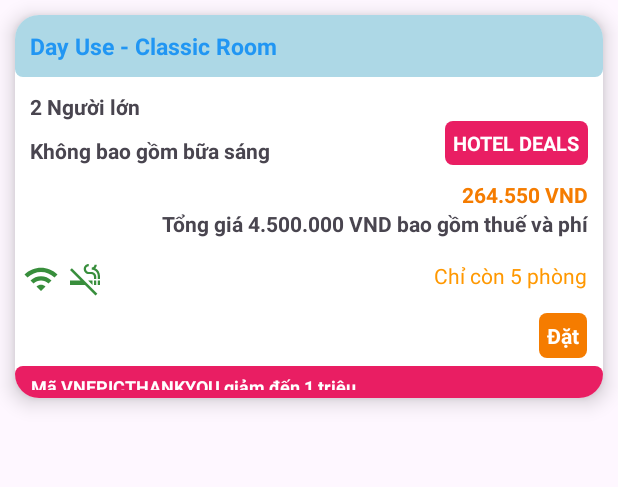
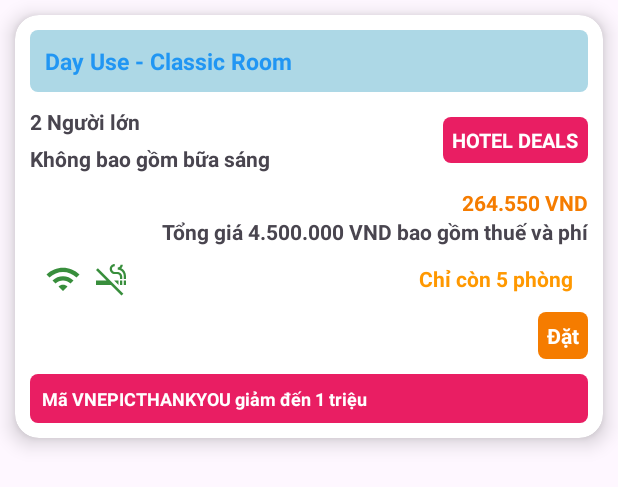
Before and after one commit to dongBE2k5/android2, an Android app: the layout chi_tiet_phong.xml on its own in the app's theme, with its tools: preview values and no code run, on a phone screen of 412 x 824 dp. Shown: the top 487 px of the screen. Run offline under Robolectric (Android 15) with nearby library versions, the phone set to English and light mode, and no system bars.

Commit message:
Version 1.0

```diff
--- a/app/src/main/java/vn/edu/tdc/bookinghotel/Activity/MainActivity.kt
+++ b/app/src/main/java/vn/edu/tdc/bookinghotel/Activity/MainActivity.kt
@@ -152,6 +152,7 @@ class MainActivity : AppCompatActivity() {
                                 // Tạo Intent mới rồi mới startActivity
                                 val intent = Intent(this@MainActivity, ChiTietKhachSan::class.java)
                                 intent.putExtra("hotel_name", hotel.name) // nếu cần truyền dữ liệu
+                                intent.putExtra("hotel_id", hotel.id)
                                 startActivity(intent)
                             }
 
@@ -160,6 +161,7 @@ class MainActivity : AppCompatActivity() {
 
                                 val intent = Intent(this@MainActivity, ChiTietKhachSan::class.java)
                                 intent.putExtra("hotel_name", hotel.name)
+                                intent.putExtra("hotel_id", hotel.id)
                                 startActivity(intent)
                             }
                         })
--- a/app/src/main/java/vn/edu/tdc/bookinghotel/Adapters/ListDetailRecyclerViewAdapter.kt
+++ b/app/src/main/java/vn/edu/tdc/bookinghotel/Adapters/ListDetailRecyclerViewAdapter.kt
@@ -3,7 +3,6 @@ package vn.edu.tdc.bookinghotel.Adapters
 import android.view.LayoutInflater
 import android.view.View
 import android.view.ViewGroup
-import vn.edu.tdc.bookinghotel.fragment.ChiTietPhong
 
 import android.widget.TextView
 import androidx.recyclerview.widget.LinearLayoutManager
@@ -11,7 +10,7 @@ import androidx.recyclerview.widget.RecyclerView
 
 import vn.edu.tdc.bookinghotel.R
 
-import vn.edu.tdc.bookinghotel.fragment.ListDetail
+import vn.edu.tdc.bookinghotel.Model.ListDetail
 class ListDetailRecyclerViewAdapter(
     private val listDetail: List<ListDetail>,
     private val listener: ChiTietPhongRecyclerViewAdapter.OnItemClickListener // Thêm listener
--- /dev/null
+++ b/app/src/main/java/vn/edu/tdc/bookinghotel/Model/ListDetail.kt
@@ -0,0 +1,6 @@
+package vn.edu.tdc.bookinghotel.Model
+
+data class ListDetail(
+    val tvPhongCoSan: String = "",
+    val danhSachPhong: List<Room> = listOf()
+)
--- a/app/src/main/java/vn/edu/tdc/bookinghotel/fragment/ListDetail.kt
+++ /dev/null
@@ -1,6 +0,0 @@
-package vn.edu.tdc.bookinghotel.fragment
-
-data class ListDetail(
-    val tvPhongCoSan: String = "",
-    val danhSachPhong: List<ChiTietPhong> = listOf()
-)
--- a/app/src/main/res/layout/chi_tiet_phong.xml
+++ b/app/src/main/res/layout/chi_tiet_phong.xml
@@ -1,194 +1,169 @@
 <?xml version="1.0" encoding="utf-8"?>
 <androidx.cardview.widget.CardView xmlns:android="http://schemas.android.com/apk/res/android"
+    xmlns:card_view="http://schemas.android.com/apk/res-auto"
     android:layout_width="match_parent"
     android:layout_height="wrap_content"
-    xmlns:card_view="http://schemas.android.com/apk/res-auto"
     android:layout_margin="10dp"
     card_view:cardCornerRadius="16dp"
     card_view:cardElevation="8dp"
     card_view:cardBackgroundColor="@android:color/white">
+
     <LinearLayout
+        android:layout_width="match_parent"
+        android:layout_height="wrap_content"
         android:orientation="vertical"
-        android:layout_width="match_parent"
-        android:layout_height="255dp">
-        <LinearLayout
-            android:background="@drawable/blue_bg"
-            android:layout_width="match_parent"
-            android:layout_height="wrap_content">
+        android:padding="10dp">
 
+        <!-- Tiêu đề dịch vụ -->
         <TextView
             android:id="@+id/nameDichVu"
             android:layout_width="match_parent"
             android:layout_height="wrap_content"
-                android:layout_margin="10dp"
+            android:background="@drawable/blue_bg"
+            android:layout_marginBottom="10dp"
+            android:padding="10dp"
             android:text="Day Use - Classic Room"
-                android:textColor="	#2196F3"
+            android:textColor="#2196F3"
             android:textSize="15sp"
-                android:textStyle="bold">
+            android:textStyle="bold" />
 
-            </TextView>
-        </LinearLayout>
+        <!-- Thông tin & Hotel Deals -->
         <LinearLayout
             android:layout_width="match_parent"
-            android:orientation="vertical"
-            android:layout_height="wrap_content">
+            android:layout_height="wrap_content"
+            android:orientation="horizontal"
+            android:gravity="center_vertical"
+            android:layout_marginBottom="10dp">
+
+            <!-- Thông tin 1 và 2 -->
+            <LinearLayout
+                android:layout_width="0dp"
+                android:layout_height="wrap_content"
+                android:layout_weight="1"
+                android:orientation="vertical">
 
                 <TextView
                     android:id="@+id/thongTin1"
-                android:layout_width="match_parent"
+                    android:layout_width="wrap_content"
                     android:layout_height="wrap_content"
-                android:layout_marginLeft="10dp"
-                android:layout_marginTop="10dp"
                     android:text="2 Người lớn"
-                android:textStyle="bold">
-
-            </TextView>
-        </LinearLayout>
-        <LinearLayout
-            android:layout_width="match_parent"
-            android:layout_height="wrap_content">
+                    android:textStyle="bold"
+                    android:layout_marginBottom="5dp" />
 
                 <TextView
                     android:id="@+id/thongTin2"
                     android:layout_width="wrap_content"
                     android:layout_height="wrap_content"
-                android:layout_marginLeft="10dp"
-                android:layout_marginTop="10dp"
                     android:text="Không bao gồm bữa sáng"
-                android:textStyle="bold">
+                    android:textStyle="bold" />
+            </LinearLayout>
 
-            </TextView>
-
-            <LinearLayout
-                android:gravity="right"
-                android:layout_width="match_parent"
-                android:layout_height="wrap_content">
-                <LinearLayout
-                    android:layout_marginRight="10dp"
-                    android:padding="5dp"
-                    android:background="@drawable/bghong"
-                    android:layout_width="wrap_content"
-                    android:layout_height="wrap_content">
-
+            <!-- Hotel Deals -->
             <TextView
                 android:id="@+id/hotelDeals"
-                        android:layout_width="match_parent"
+                android:layout_width="wrap_content"
                 android:layout_height="wrap_content"
+                android:background="@drawable/bghong"
+                android:padding="6dp"
                 android:text="HOTEL DEALS"
                 android:textColor="@color/white"
                 android:textSize="13sp"
-                        android:textStyle="bold">
+                android:textStyle="bold" />
+        </LinearLayout>
 
-                    </TextView>
-                </LinearLayout>
-            </LinearLayout>
-        </LinearLayout>
+        <!-- Giá -->
         <LinearLayout
-            android:padding="10dp"
             android:layout_width="match_parent"
+            android:layout_height="wrap_content"
             android:orientation="vertical"
-            android:gravity="right"
-            android:layout_height="wrap_content">
+            android:gravity="end"
+            android:layout_marginBottom="10dp">
 
             <TextView
                 android:id="@+id/giaTien"
                 android:layout_width="wrap_content"
                 android:layout_height="wrap_content"
                 android:text="264.550 VND"
-                android:textColor="	#F57C00"
-                android:textStyle="bold">
-
-            </TextView>
+                android:textColor="#F57C00"
+                android:textStyle="bold" />
 
             <TextView
                 android:id="@+id/tongGiaTien"
                 android:layout_width="wrap_content"
                 android:layout_height="wrap_content"
                 android:text="Tổng giá 4.500.000 VND bao gồm thuế và phí"
-                android:textStyle="bold">
+                android:textStyle="bold" />
+        </LinearLayout>
 
-            </TextView>
-        </LinearLayout>
+        <!-- Wifi + Phòng còn lại -->
         <LinearLayout
             android:layout_width="match_parent"
-            android:layout_height="wrap_content">
+            android:layout_height="wrap_content"
+            android:orientation="horizontal"
+            android:layout_marginBottom="10dp"
+            android:paddingHorizontal="10dp"
+            android:gravity="center_vertical">
+
+            <!-- Icons bên trái -->
             <LinearLayout
-                android:padding="5dp"
                 android:layout_width="wrap_content"
-                android:layout_height="wrap_content">
+                android:layout_height="wrap_content"
+                android:orientation="horizontal">
+
                 <ImageView
-                    android:layout_width="wrap_content"
-                    android:tint="#388E3C"
+                    android:layout_width="24dp"
+                    android:layout_height="24dp"
                     android:src="@drawable/baseline_wifi_24"
-                    android:layout_height="wrap_content">
+                    card_view:tint="#388E3C" />
 
-                </ImageView>
                 <ImageView
-                    android:layout_marginLeft="5dp"
-                    android:tint="#388E3C"
-                    android:layout_width="wrap_content"
+                    android:layout_width="24dp"
+                    android:layout_height="24dp"
+                    android:layout_marginStart="8dp"
                     android:src="@drawable/baseline_smoke_free_24"
-                    android:layout_height="wrap_content">
-
-                </ImageView>
+                    card_view:tint="#388E3C" />
             </LinearLayout>
 
-            <LinearLayout
-                android:padding="5dp"
-                android:gravity="right"
-                android:layout_width="match_parent"
-                android:layout_height="wrap_content">
+            <!-- Khoảng cách đẩy text ra phải -->
+            <Space
+                android:layout_width="0dp"
+                android:layout_height="1dp"
+                android:layout_weight="1" />
 
+            <!-- Text bên phải -->
             <TextView
                 android:id="@+id/phongConLai"
                 android:layout_width="wrap_content"
                 android:layout_height="wrap_content"
-                    android:layout_marginRight="5dp"
                 android:text="Chỉ còn 5 phòng"
-                    android:textColor="#FF9800">
-
-                </TextView>
+                android:textColor="#FF9800"
+                android:textSize="14sp"
+                android:textStyle="bold" />
         </LinearLayout>
 
-        </LinearLayout>
-
-        <LinearLayout
-            android:padding="5dp"
-            android:gravity="right"
-            android:layout_width="match_parent"
-            android:layout_height="wrap_content">
-
+        <!-- Nút đặt -->
         <TextView
             android:id="@+id/btnDat"
             android:layout_width="wrap_content"
             android:layout_height="wrap_content"
-                android:layout_marginRight="5dp"
+            android:layout_gravity="end"
+            android:layout_marginBottom="10dp"
             android:background="@drawable/bogoccam"
-                android:padding="5dp"
+            android:padding="6dp"
             android:text="Đặt"
             android:textColor="@color/white"
-                android:textStyle="bold">
+            android:textStyle="bold" />
 
-            </TextView>
-        </LinearLayout>
-
-        <LinearLayout
-            android:background="@drawable/bghong"
-            android:layout_width="match_parent"
-            android:layout_height="match_parent">
-
+        <!-- Mã giảm giá -->
         <TextView
             android:id="@+id/maVoucher"
             android:layout_width="match_parent"
-                android:layout_height="match_parent"
-                android:layout_marginLeft="5dp"
-                android:padding="5dp"
+            android:layout_height="wrap_content"
+            android:background="@drawable/bghong"
+            android:padding="8dp"
             android:text="Mã VNEPICTHANKYOU giảm đến 1 triệu"
             android:textColor="@color/white"
             android:textSize="12sp"
-                android:textStyle="bold">
-
-            </TextView>
-        </LinearLayout>
+            android:textStyle="bold" />
     </LinearLayout>
 </androidx.cardview.widget.CardView>
```
Also changed, not shown: app/src/main/java/vn/edu/tdc/bookinghotel/Activity/ChiTietKhachSan.kt (+96 -63 lines), app/src/main/java/vn/edu/tdc/bookinghotel/Adapters/ChiTietPhongRecyclerViewAdapter.kt (+16 -16 lines), app/src/main/java/vn/edu/tdc/bookinghotel/CallAPI/RoomAPI.kt (added, +20 -0 lines), app/src/main/java/vn/edu/tdc/bookinghotel/Model/Hotel.kt (+23 -26 lines), app/src/main/java/vn/edu/tdc/bookinghotel/Model/Room.kt (added, +38 -0 lines), app/src/main/java/vn/edu/tdc/bookinghotel/Model/RoomType.kt (added, +14 -0 lines), app/src/main/java/vn/edu/tdc/bookinghotel/Repository/RoomRepository.kt (added, +70 -0 lines), app/src/main/java/vn/edu/tdc/bookinghotel/Response/RoomRespose.kt (added, +11 -0 lines), app/src/main/java/vn/edu/tdc/bookinghotel/fragment/ChiTietPhong.kt (deleted, +0 -13 lines). Lines whose indentation alone changed are shown as unchanged.
